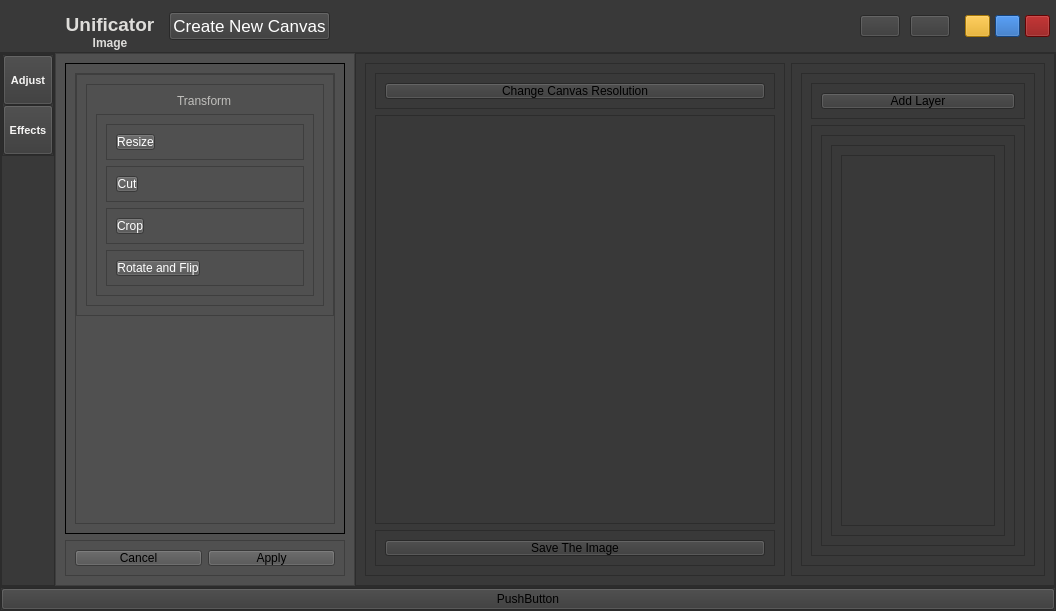
Above: src/interface.ui from Btzel/Unificator before the change. Below: the same form after it.
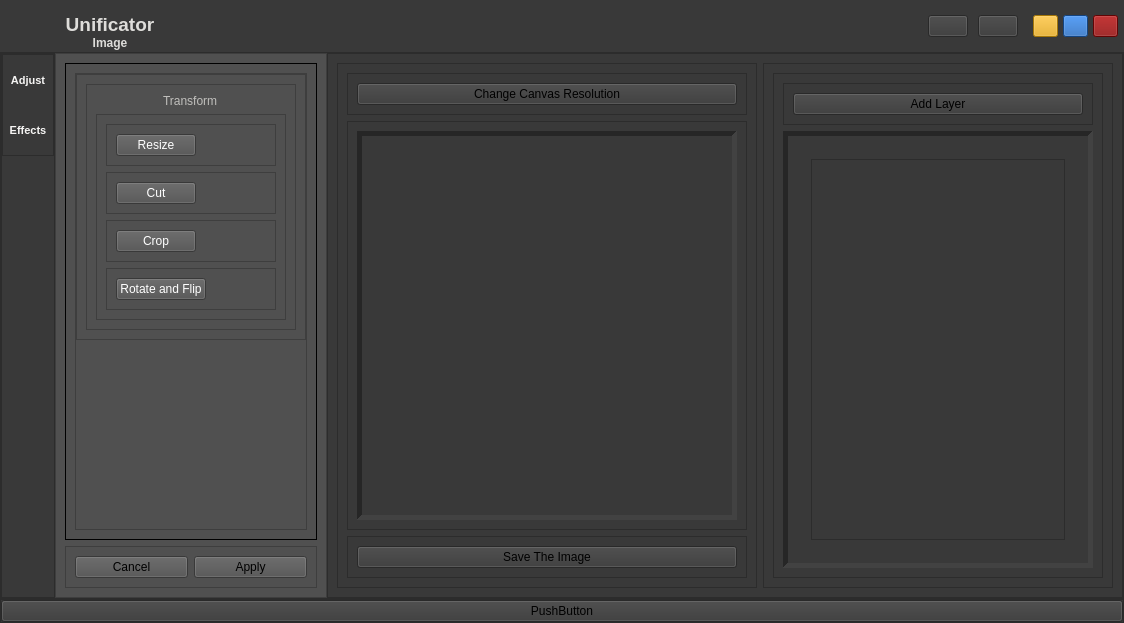
That is the form after the change. Icons and pictures are not drawn.

Diff of the .ui file:
```diff
--- a/src/interface.ui
+++ b/src/interface.ui
@@ -6,8 +6,8 @@
    <rect>
     <x>0</x>
     <y>0</y>
-    <width>1056</width>
-    <height>611</height>
+    <width>1124</width>
+    <height>623</height>
    </rect>
   </property>
   <property name="sizePolicy">
@@ -334,65 +334,6 @@
           <property name="bottomMargin">
            <number>0</number>
           </property>
-          <item alignment="Qt::AlignLeft">
-           <widget class="QFrame" name="frame_10">
-            <property name="styleSheet">
-             <string notr="true">color: rgb(255, 255, 255);
-</string>
-            </property>
-            <property name="frameShape">
-             <enum>QFrame::StyledPanel</enum>
-            </property>
-            <property name="frameShadow">
-             <enum>QFrame::Raised</enum>
-            </property>
-            <layout class="QHBoxLayout" name="horizontalLayout_5">
-             <property name="spacing">
-              <number>0</number>
-             </property>
-             <property name="leftMargin">
-              <number>9</number>
-             </property>
-             <property name="topMargin">
-              <number>0</number>
-             </property>
-             <property name="rightMargin">
-              <number>9</number>
-             </property>
-             <property name="bottomMargin">
-              <number>0</number>
-             </property>
-             <item>
-              <widget class="QPushButton" name="create_canvas_button">
-               <property name="minimumSize">
-                <size>
-                 <width>0</width>
-                 <height>0</height>
-                </size>
-               </property>
-               <property name="font">
-                <font>
-                 <pointsize>13</pointsize>
-                </font>
-               </property>
-               <property name="text">
-                <string>Create New Canvas</string>
-               </property>
-               <property name="icon">
-                <iconset resource="../resources/res.qrc">
-                 <normaloff>:/icons/icons/icons8-plus.svg</normaloff>:/icons/icons/icons8-plus.svg</iconset>
-               </property>
-               <property name="iconSize">
-                <size>
-                 <width>20</width>
-                 <height>20</height>
-                </size>
-               </property>
-              </widget>
-             </item>
-            </layout>
-           </widget>
-          </item>
           <item alignment="Qt::AlignRight|Qt::AlignVCenter">
            <widget class="QFrame" name="frame_11">
             <property name="sizePolicy">
@@ -592,11 +533,19 @@
        <bool>false</bool>
       </property>
       <property name="styleSheet">
-       <string notr="true">QFrame * {
+       <string notr="true">QFrame {
+	
+    margin: 0px;
+    padding: 0px;
+}
 
+QToolButton{
+	border:none;
     margin: 0px;
     padding: 0px;
 }
+
+
 </string>
       </property>
       <property name="frameShape">
@@ -878,8 +827,8 @@
                   <rect>
                    <x>0</x>
                    <y>0</y>
-                   <width>258</width>
-                   <height>445</height>
+                   <width>230</width>
+                   <height>451</height>
                   </rect>
                  </property>
                  <layout class="QVBoxLayout" name="verticalLayout_24">
@@ -1594,7 +1543,7 @@
                 <item>
                  <widget class="QGraphicsView" name="visualizer">
                   <property name="frameShape">
-                   <enum>QFrame::NoFrame</enum>
+                   <enum>QFrame::Panel</enum>
                   </property>
                   <property name="frameShadow">
                    <enum>QFrame::Sunken</enum>
@@ -1670,6 +1619,18 @@
           </item>
           <item>
            <widget class="QFrame" name="layer_frame">
+            <property name="minimumSize">
+             <size>
+              <width>350</width>
+              <height>0</height>
+             </size>
+            </property>
+            <property name="maximumSize">
+             <size>
+              <width>300</width>
+              <height>16777215</height>
+             </size>
+            </property>
             <property name="frameShape">
              <enum>QFrame::StyledPanel</enum>
             </property>
@@ -1708,14 +1669,32 @@
                 <item>
                  <widget class="QFrame" name="layer_visualization_frame">
                   <property name="frameShape">
-                   <enum>QFrame::StyledPanel</enum>
+                   <enum>QFrame::Panel</enum>
                   </property>
                   <property name="frameShadow">
-                   <enum>QFrame::Raised</enum>
+                   <enum>QFrame::Sunken</enum>
+                  </property>
+                  <property name="lineWidth">
+                   <number>5</number>
+                  </property>
+                  <property name="midLineWidth">
+                   <number>5</number>
                   </property>
                   <layout class="QHBoxLayout" name="horizontalLayout_20">
                    <item>
                     <widget class="QScrollArea" name="scrollArea">
+                     <property name="frameShape">
+                      <enum>QFrame::NoFrame</enum>
+                     </property>
+                     <property name="frameShadow">
+                      <enum>QFrame::Plain</enum>
+                     </property>
+                     <property name="lineWidth">
+                      <number>5</number>
+                     </property>
+                     <property name="midLineWidth">
+                      <number>5</number>
+                     </property>
                      <property name="widgetResizable">
                       <bool>true</bool>
                      </property>
@@ -1724,18 +1703,30 @@
                        <rect>
                         <x>0</x>
                         <y>0</y>
-                        <width>192</width>
-                        <height>405</height>
+                        <width>288</width>
+                        <height>411</height>
                        </rect>
                       </property>
                       <layout class="QVBoxLayout" name="verticalLayout_12">
                        <item>
                         <widget class="QFrame" name="frame_8">
+                         <property name="minimumSize">
+                          <size>
+                           <width>0</width>
+                           <height>0</height>
+                          </size>
+                         </property>
                          <property name="frameShape">
-                          <enum>QFrame::StyledPanel</enum>
+                          <enum>QFrame::NoFrame</enum>
                          </property>
                          <property name="frameShadow">
-                          <enum>QFrame::Raised</enum>
+                          <enum>QFrame::Sunken</enum>
+                         </property>
+                         <property name="lineWidth">
+                          <number>5</number>
+                         </property>
+                         <property name="midLineWidth">
+                          <number>5</number>
                          </property>
                          <layout class="QHBoxLayout" name="horizontalLayout_21">
                           <item>
```
Left out of the diff: 4 changed lines with no effect on the pictures.
